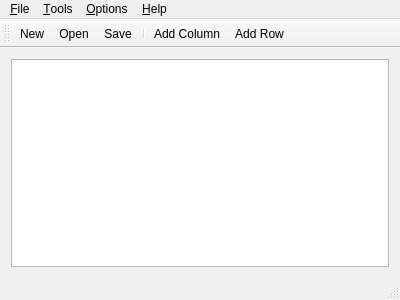
Before: the Qt Designer form mainwindow.ui in smKaK/ExcelLab, drawn with Qt 5.
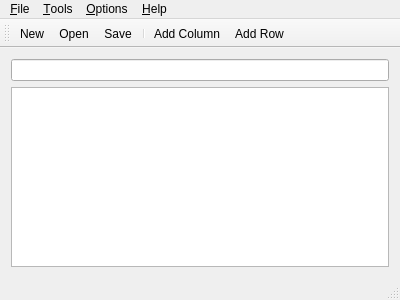
After: the same form once the commit is applied. Custom widgets are drawn as their Qt base class.

```diff
--- a/mainwindow.ui
+++ b/mainwindow.ui
@@ -15,9 +15,12 @@
   </property>
   <widget class="QWidget" name="centralWidget">
    <layout class="QGridLayout" name="gridLayout">
-    <item row="0" column="0">
+    <item row="1" column="0">
      <widget class="Spreadsheet" name="tableWidget"/>
     </item>
+    <item row="0" column="0">
+     <widget class="QLineEdit" name="lineEdit"/>
+    </item>
    </layout>
   </widget>
   <widget class="QMenuBar" name="menuBar">
```
